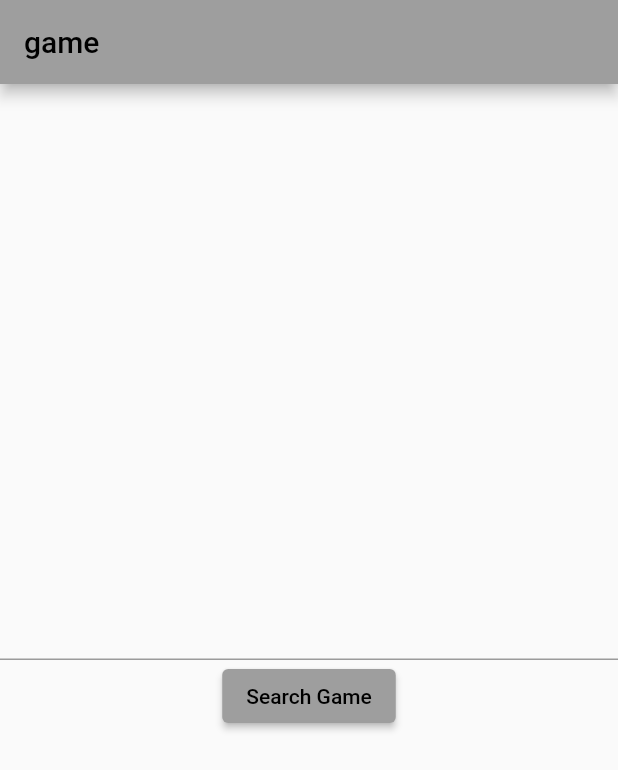
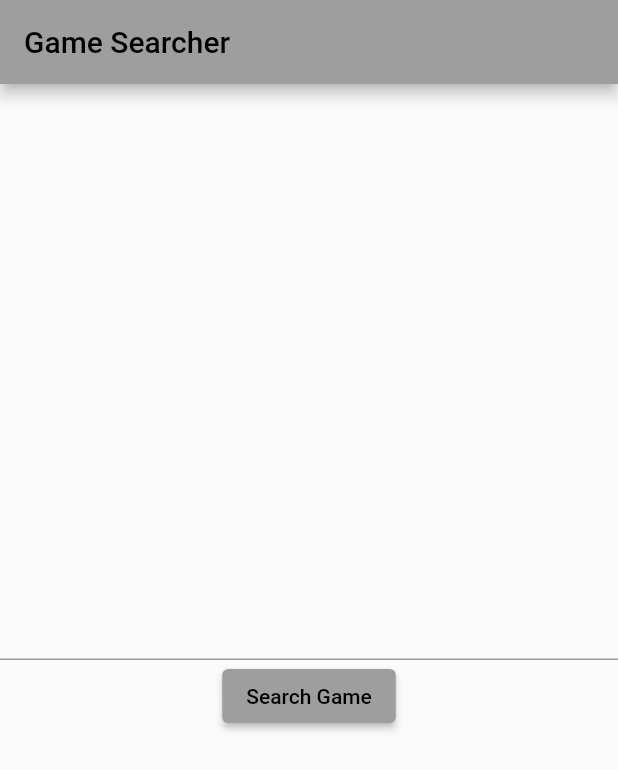
Before and after one commit to Taks7/Flutter-App-With-Firebase, a Flutter app: the screen it shows after launch, on a phone screen of 412 x 824 dp. Shown: the top 770 px of the screen. Run offline on Flutter 3.47's test engine with Material 2 defaults, Android fonts, the light colour scheme and no system bars; our stand-ins replace cloud_firestore, firebase_core, flutter_rating_bar; accounts and stored records are empty.

Commit message:
Update search_games.dart

```diff
--- a/games_score/lib/screens/search_games.dart
+++ b/games_score/lib/screens/search_games.dart
@@ -14,7 +14,7 @@ class _search_gamesState extends State<search_games> {
   @override
   Widget build(BuildContext context) {
     return Scaffold(
-      appBar: AppBar(title: const Text("game")),
+      appBar: AppBar(title: const Text("Game Searcher")),
       body: Center(
         child: Column(
           mainAxisSize: MainAxisSize.min,
```
